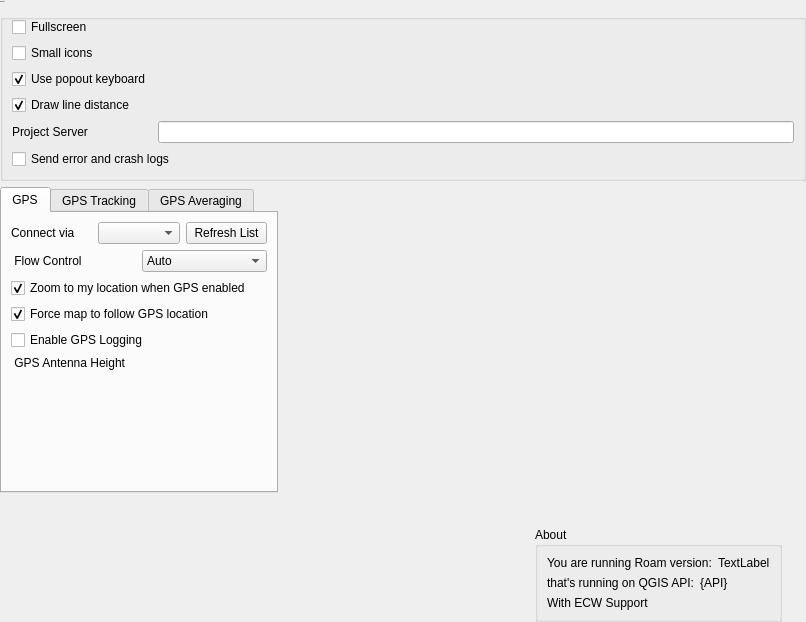
First picture: the form in src/roam/ui/ui_settings.ui, repository roam-qgis/Roam, before the edit.
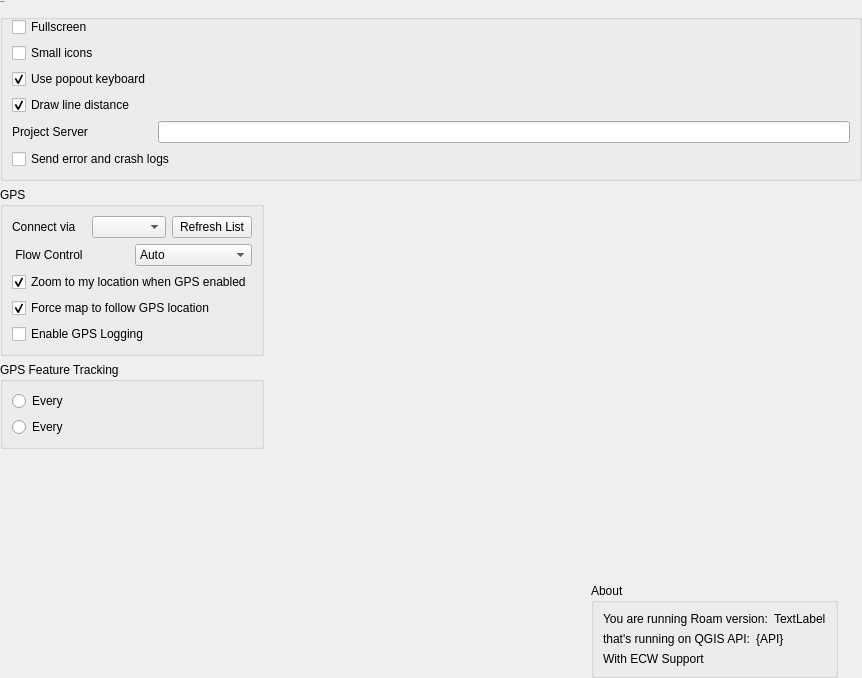
Second picture: the form after the edit. Icons and pictures are not drawn. Custom widgets are drawn as their Qt base class.

Patch:
```diff
--- a/src/roam/ui/ui_settings.ui
+++ b/src/roam/ui/ui_settings.ui
@@ -2,15 +2,12 @@
 <ui version="4.0">
  <class>settingsWidget</class>
  <widget class="QWidget" name="settingsWidget">
-  <property name="enabled">
-   <bool>true</bool>
-  </property>
   <property name="geometry">
    <rect>
     <x>0</x>
     <y>0</y>
-    <width>806</width>
-    <height>622</height>
+    <width>862</width>
+    <height>678</height>
    </rect>
   </property>
   <property name="windowTitle">
@@ -42,6 +39,155 @@
    <property name="bottomMargin">
     <number>0</number>
    </property>
+   <item row="2" column="0" rowspan="2">
+    <widget class="QGroupBox" name="groupBox_2">
+     <property name="sizePolicy">
+      <sizepolicy hsizetype="Preferred" vsizetype="Preferred">
+       <horstretch>0</horstretch>
+       <verstretch>0</verstretch>
+      </sizepolicy>
+     </property>
+     <property name="title">
+      <string>GPS</string>
+     </property>
+     <property name="flat">
+      <bool>true</bool>
+     </property>
+     <layout class="QGridLayout" name="gridLayout_3">
+      <item row="3" column="1">
+       <widget class="QCheckBox" name="gpscentermapCheck">
+        <property name="text">
+         <string>Force map to follow GPS location</string>
+        </property>
+        <property name="checked">
+         <bool>true</bool>
+        </property>
+       </widget>
+      </item>
+      <item row="2" column="1">
+       <widget class="QCheckBox" name="gpslocationCheck">
+        <property name="text">
+         <string>Zoom to my location when GPS enabled</string>
+        </property>
+        <property name="checked">
+         <bool>true</bool>
+        </property>
+       </widget>
+      </item>
+      <item row="0" column="1">
+       <layout class="QHBoxLayout" name="horizontalLayout_2">
+        <item>
+         <widget class="QLabel" name="label_2">
+          <property name="text">
+           <string>Connect via</string>
+          </property>
+         </widget>
+        </item>
+        <item>
+         <widget class="QComboBox" name="gpsPortCombo"/>
+        </item>
+        <item>
+         <widget class="QPushButton" name="refreshPortsButton">
+          <property name="text">
+           <string>Refresh List</string>
+          </property>
+         </widget>
+        </item>
+       </layout>
+      </item>
+      <item row="4" column="1">
+       <widget class="QCheckBox" name="gpsloggingCheck">
+        <property name="text">
+         <string>Enable GPS Logging</string>
+        </property>
+        <property name="checked">
+         <bool>false</bool>
+        </property>
+       </widget>
+      </item>
+      <item row="1" column="1">
+       <layout class="QHBoxLayout" name="horizontalLayout_5">
+        <item>
+         <widget class="QLabel" name="label_3">
+          <property name="text">
+           <string> Flow Control</string>
+          </property>
+         </widget>
+        </item>
+        <item>
+         <widget class="QComboBox" name="gpsFlowControl">
+          <item>
+           <property name="text">
+            <string>Auto</string>
+           </property>
+          </item>
+          <item>
+           <property name="text">
+            <string>Hardware</string>
+           </property>
+          </item>
+          <item>
+           <property name="text">
+            <string>Software</string>
+           </property>
+          </item>
+         </widget>
+        </item>
+       </layout>
+      </item>
+     </layout>
+    </widget>
+   </item>
+   <item row="4" column="0">
+    <widget class="QGroupBox" name="groupBox_5">
+     <property name="sizePolicy">
+      <sizepolicy hsizetype="Preferred" vsizetype="Maximum">
+       <horstretch>0</horstretch>
+       <verstretch>0</verstretch>
+      </sizepolicy>
+     </property>
+     <property name="title">
+      <string>GPS Feature Tracking</string>
+     </property>
+     <property name="flat">
+      <bool>true</bool>
+     </property>
+     <property name="checkable">
+      <bool>false</bool>
+     </property>
+     <layout class="QFormLayout" name="formLayout_2">
+      <property name="fieldGrowthPolicy">
+       <enum>QFormLayout::AllNonFixedFieldsGrow</enum>
+      </property>
+      <item row="0" column="0">
+       <widget class="QRadioButton" name="gpstracking_timing_radio">
+        <property name="text">
+         <string>Every</string>
+        </property>
+        <property name="checked">
+         <bool>false</bool>
+        </property>
+       </widget>
+      </item>
+      <item row="0" column="1">
+       <widget class="Stepper" name="gpstiming_edit" native="true"/>
+      </item>
+      <item row="2" column="0">
+       <widget class="QRadioButton" name="gpstracking_distance_radio">
+        <property name="text">
+         <string>Every</string>
+        </property>
+        <property name="checked">
+         <bool>false</bool>
+        </property>
+       </widget>
+      </item>
+      <item row="2" column="1">
+       <widget class="Stepper" name="gpsdistance_edit" native="true"/>
+      </item>
+     </layout>
+    </widget>
+   </item>
    <item row="0" column="0" colspan="7">
     <widget class="QGroupBox" name="groupBox">
      <property name="sizePolicy">
@@ -123,244 +269,7 @@
      </layout>
     </widget>
    </item>
-   <item row="3" column="0">
-    <spacer name="verticalSpacer_3">
-     <property name="orientation">
-      <enum>Qt::Vertical</enum>
-     </property>
-     <property name="sizeType">
-      <enum>QSizePolicy::MinimumExpanding</enum>
-     </property>
-     <property name="sizeHint" stdset="0">
-      <size>
-       <width>20</width>
-       <height>40</height>
-      </size>
-     </property>
-    </spacer>
-   </item>
-   <item row="1" column="0" rowspan="2">
-    <widget class="QTabWidget" name="tabsForGPS">
-     <property name="currentIndex">
-      <number>0</number>
-     </property>
-     <widget class="QWidget" name="tabGPS">
-      <attribute name="title">
-       <string>GPS</string>
-      </attribute>
-      <layout class="QVBoxLayout" name="verticalLayout_3">
-       <item>
-        <layout class="QHBoxLayout" name="layoutConnectVia">
-         <item>
-          <widget class="QLabel" name="lblConnectVia">
-           <property name="text">
-            <string>Connect via</string>
-           </property>
-          </widget>
-         </item>
-         <item>
-          <widget class="QComboBox" name="gpsPortCombo"/>
-         </item>
-         <item>
-          <widget class="QPushButton" name="refreshPortsButton">
-           <property name="text">
-            <string>Refresh List</string>
-           </property>
-          </widget>
-         </item>
-        </layout>
-       </item>
-       <item>
-        <layout class="QHBoxLayout" name="layoutFlowControl">
-         <item>
-          <widget class="QLabel" name="lblFlowControl">
-           <property name="text">
-            <string> Flow Control</string>
-           </property>
-          </widget>
-         </item>
-         <item>
-          <widget class="QComboBox" name="gpsFlowControl">
-           <item>
-            <property name="text">
-             <string>Auto</string>
-            </property>
-           </item>
-           <item>
-            <property name="text">
-             <string>Hardware</string>
-            </property>
-           </item>
-           <item>
-            <property name="text">
-             <string>Software</string>
-            </property>
-           </item>
-          </widget>
-         </item>
-        </layout>
-       </item>
-       <item>
-        <widget class="QCheckBox" name="gpslocationCheck">
-         <property name="text">
-          <string>Zoom to my location when GPS enabled</string>
-         </property>
-         <property name="checked">
-          <bool>true</bool>
-         </property>
-        </widget>
-       </item>
-       <item>
-        <widget class="QCheckBox" name="gpscentermapCheck">
-         <property name="text">
-          <string>Force map to follow GPS location</string>
-         </property>
-         <property name="checked">
-          <bool>true</bool>
-         </property>
-        </widget>
-       </item>
-       <item>
-        <widget class="QCheckBox" name="gpsloggingCheck">
-         <property name="text">
-          <string>Enable GPS Logging</string>
-         </property>
-         <property name="checked">
-          <bool>false</bool>
-         </property>
-        </widget>
-       </item>
-       <item>
-        <layout class="QHBoxLayout" name="layoutGPSAntennaHeight">
-         <item>
-          <widget class="QLabel" name="lblGPSAntennaHeight">
-           <property name="text">
-            <string> GPS Antenna Height</string>
-           </property>
-          </widget>
-         </item>
-         <item>
-          <widget class="DoubleStepper" name="gpsAntennaHeight" native="true" />
-         </item>
-        </layout>
-       </item>
-       <item>
-        <spacer name="verticalSpacer_4">
-         <property name="orientation">
-          <enum>Qt::Vertical</enum>
-         </property>
-         <property name="sizeType">
-          <enum>QSizePolicy::MinimumExpanding</enum>
-         </property>
-         <property name="sizeHint" stdset="0">
-          <size>
-           <width>20</width>
-           <height>40</height>
-          </size>
-         </property>
-        </spacer>
-       </item>
-      </layout>
-     </widget>
-     <widget class="QWidget" name="tabGPSTracking">
-      <attribute name="title">
-       <string>GPS Tracking</string>
-      </attribute>
-      <layout class="QFormLayout" name="formLayout_2">
-       <item row="0" column="0">
-        <widget class="QRadioButton" name="gpstracking_timing_radio">
-         <property name="text">
-          <string>Every</string>
-         </property>
-         <property name="checked">
-          <bool>false</bool>
-         </property>
-        </widget>
-       </item>
-       <item row="0" column="1">
-        <widget class="Stepper" name="gpstiming_edit" native="true"/>
-       </item>
-       <item row="1" column="0">
-        <widget class="QRadioButton" name="gpstracking_distance_radio">
-         <property name="text">
-          <string>Every</string>
-         </property>
-         <property name="checked">
-          <bool>false</bool>
-         </property>
-        </widget>
-       </item>
-       <item row="1" column="1">
-        <widget class="Stepper" name="gpsdistance_edit" native="true"/>
-       </item>
-      </layout>
-     </widget>
-     <widget class="QWidget" name="tabGPSAveraging">
-      <attribute name="title">
-       <string>GPS Averaging</string>
-      </attribute>
-      <layout class="QVBoxLayout" name="verticalLayout_2">
-       <item>
-        <widget class="QCheckBox" name="gpsAveragingCheck">
-         <property name="text">
-          <string>Enable averaging</string>
-         </property>
-        </widget>
-       </item>
-       <item>
-        <widget class="QTextEdit" name="txtAveragingInfo">
-         <property name="enabled">
-          <bool>true</bool>
-         </property>
-         <property name="mouseTracking">
-          <bool>false</bool>
-         </property>
-         <property name="frameShape">
-          <enum>QFrame::NoFrame</enum>
-         </property>
-         <property name="frameShadow">
-          <enum>QFrame::Plain</enum>
-         </property>
-         <property name="lineWidth">
-          <number>0</number>
-         </property>
-         <property name="undoRedoEnabled">
-          <bool>true</bool>
-         </property>
-         <property name="readOnly">
-          <bool>true</bool>
-         </property>
-         <property name="html">
-          <string>&lt;!DOCTYPE HTML PUBLIC &quot;-//W3C//DTD HTML 4.0//EN&quot; &quot;http://www.w3.org/TR/REC-html40/strict.dtd&quot;&gt;
-&lt;html&gt;&lt;head&gt;&lt;meta name=&quot;qrichtext&quot; content=&quot;1&quot; /&gt;&lt;style type=&quot;text/css&quot;&gt;
-p, li { white-space: pre-wrap; }
-&lt;/style&gt;&lt;/head&gt;&lt;body style=&quot; font-family:'Segoe UI'; font-size:20px; font-weight:400; font-style:normal;&quot;&gt;
-&lt;p style=&quot; margin-top:0px; margin-bottom:0px; margin-left:0px; margin-right:0px; -qt-block-indent:0; text-indent:0px;&quot;&gt;&lt;span style=&quot; font-size:14pt; text-decoration: underline;&quot;&gt;How it works&lt;/span&gt;&lt;/p&gt;
-&lt;p style=&quot; margin-top:0px; margin-bottom:0px; margin-left:0px; margin-right:0px; -qt-block-indent:0; text-indent:0px;&quot;&gt;&lt;span style=&quot; font-size:12pt;&quot;&gt;'GPS Point' or 'Add Vertex' buttons get the &lt;/span&gt;&lt;span style=&quot; font-size:12pt; font-style:italic;&quot;&gt;on&lt;/span&gt;&lt;span style=&quot; font-size:12pt;&quot;&gt; and &lt;/span&gt;&lt;span style=&quot; font-size:12pt; font-style:italic;&quot;&gt;off&lt;/span&gt;&lt;span style=&quot; font-size:12pt;&quot;&gt; functionality of the averaging process. One click starts collecting GPS points, the other stops, calculates the average of points accumulated and adds it to the map.&lt;/span&gt;&lt;/p&gt;&lt;/body&gt;&lt;/html&gt;</string>
-         </property>
-        </widget>
-       </item>
-       <item>
-        <spacer name="verticalSpacer_5">
-         <property name="orientation">
-          <enum>Qt::Vertical</enum>
-         </property>
-         <property name="sizeType">
-          <enum>QSizePolicy::MinimumExpanding</enum>
-         </property>
-         <property name="sizeHint" stdset="0">
-          <size>
-           <width>20</width>
-           <height>40</height>
-          </size>
-         </property>
-        </spacer>
-       </item>
-      </layout>
-     </widget>
-    </widget>
-   </item>
-   <item row="1" column="2" rowspan="3">
+   <item row="2" column="2" rowspan="4">
     <layout class="QVBoxLayout" name="verticalLayout">
      <property name="rightMargin">
       <number>0</number>
@@ -495,7 +404,20 @@
      </item>
     </layout>
    </item>
-   <item row="1" column="1">
+   <item row="5" column="0">
+    <spacer name="verticalSpacer_3">
+     <property name="orientation">
+      <enum>Qt::Vertical</enum>
+     </property>
+     <property name="sizeHint" stdset="0">
+      <size>
+       <width>20</width>
+       <height>40</height>
+      </size>
+     </property>
+    </spacer>
+   </item>
+   <item row="2" column="1">
     <spacer name="horizontalSpacer">
      <property name="orientation">
       <enum>Qt::Horizontal</enum>
@@ -517,12 +439,6 @@
    <header>roam.editorwidgets.numberwidget</header>
    <container>1</container>
   </customwidget>
-  <customwidget>
-   <class>DoubleStepper</class>
-   <extends>QWidget</extends>
-   <header>roam.editorwidgets.numberwidget</header>
-   <container>1</container>
-  </customwidget>
  </customwidgets>
  <resources>
   <include location="../resources.qrc"/>
```
